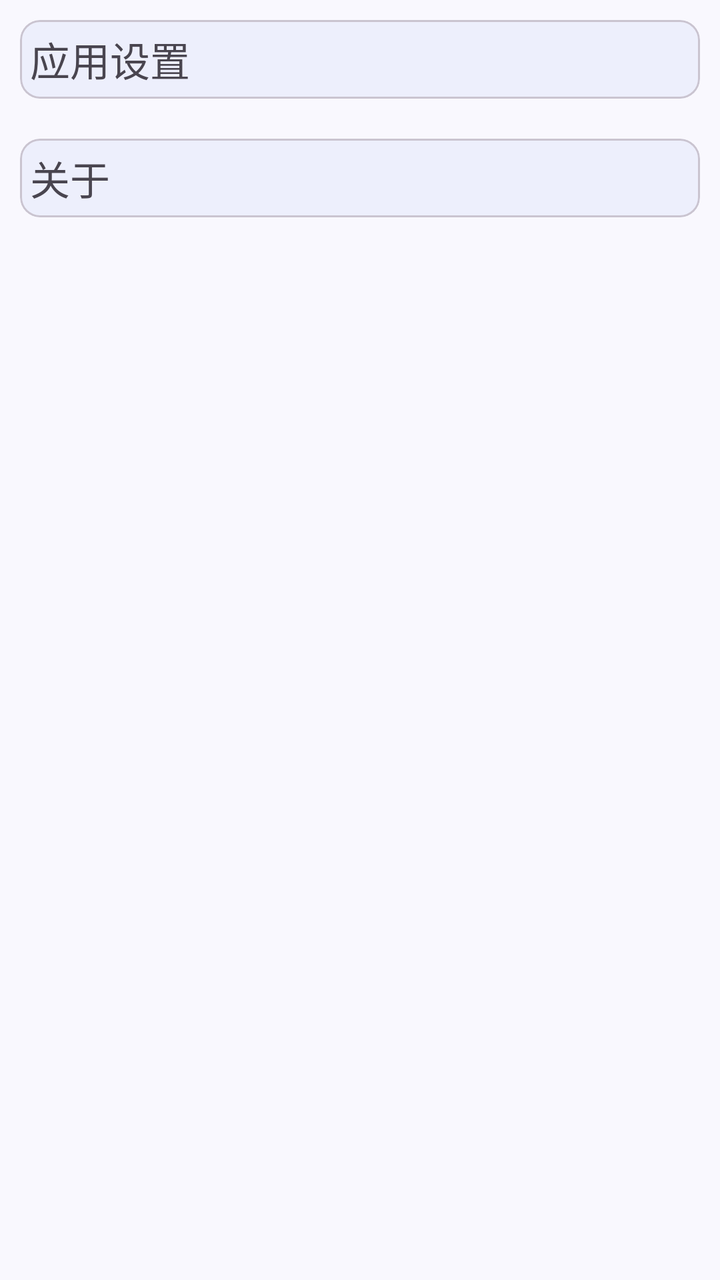
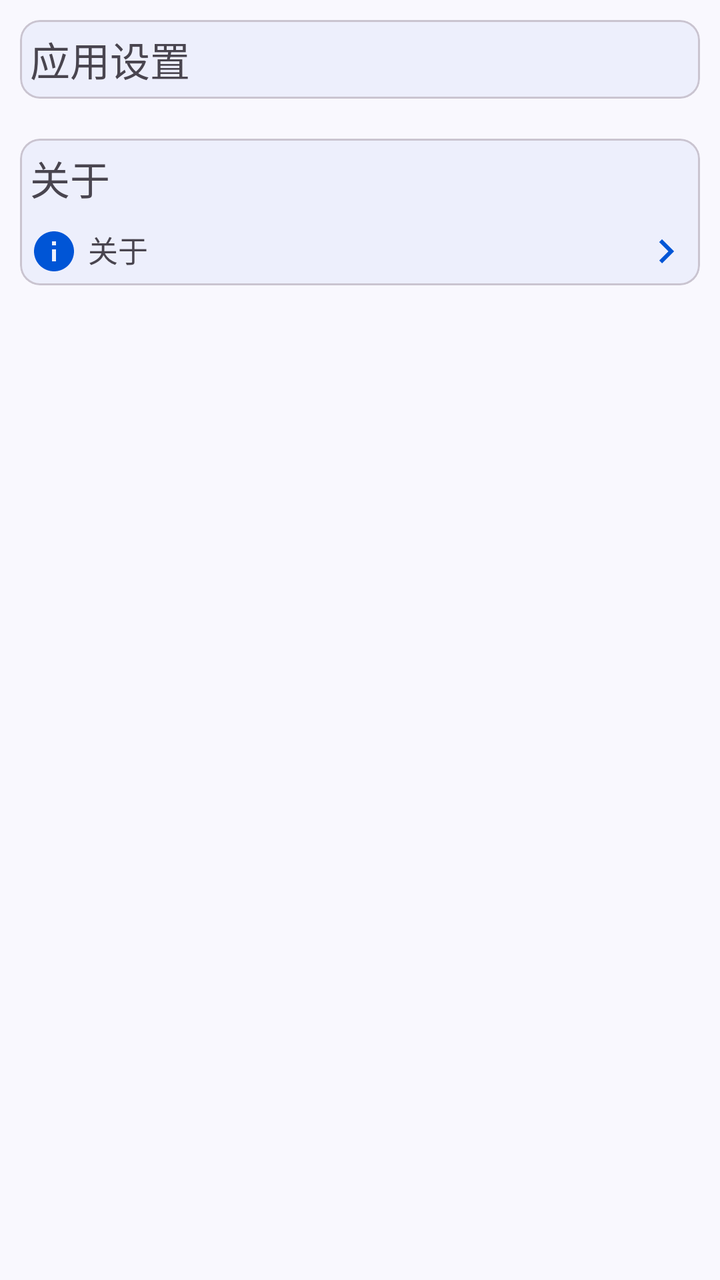

Screens rendered from an Android XML layout before and after an edit, with the pre-edit source and the edit as a unified diff.
<!-- AndroidManifest.xml: application theme Theme.ProjectManager -->
<!-- res/layout/fragment_setting.xml -->
<?xml version="1.0" encoding="utf-8"?>
<LinearLayout xmlns:android="http://schemas.android.com/apk/res/android"
    xmlns:app="http://schemas.android.com/apk/res-auto"
    xmlns:tools="http://schemas.android.com/tools"
    android:id="@+id/mine_fragment"
    style="@style/PageStyle"
    android:layout_width="match_parent"
    android:layout_height="match_parent"
    android:orientation="vertical"
    tools:context=".ui.setting.SettingFragment">

    <com.google.android.material.card.MaterialCardView
        style="@style/SettingCardStyle"
        android:layout_width="match_parent"
        android:layout_height="wrap_content">

        <LinearLayout
            android:layout_width="match_parent"
            android:layout_height="match_parent"
            android:orientation="vertical">

            <com.google.android.material.textview.MaterialTextView
                style="@style/LabelTextViewStyle"
                android:layout_width="wrap_content"
                android:layout_height="wrap_content"
                android:text="应用设置" />

            

        </LinearLayout>
    </com.google.android.material.card.MaterialCardView>

    <com.google.android.material.card.MaterialCardView
        style="@style/SettingCardStyle"
        android:layout_width="match_parent"
        android:layout_height="wrap_content">

        <LinearLayout
            android:layout_width="match_parent"
            android:layout_height="match_parent"
            android:orientation="vertical">

            <com.google.android.material.textview.MaterialTextView
                style="@style/LabelTextViewStyle"
                android:layout_width="wrap_content"
                android:layout_height="wrap_content"
                android:text="关于" />

            

        </LinearLayout>
    </com.google.android.material.card.MaterialCardView>
</LinearLayout>
<!-- resources referenced by this layout -->
<resources>
  <style name="LabelTextViewStyle">
          <item name="android:layout_margin">5dp</item>
          <item name="android:textSize">20sp</item>
      </style>
  <style name="PageStyle">
          <item name="android:background">@color/page_background</item>
      </style>
  <style name="SettingCardStyle">
          <item name="cardBackgroundColor">@color/card_background</item>
          <item name="cardCornerRadius">10dp</item>
          <item name="android:layout_margin">10dp</item>
      </style>
  <style name="Theme.ProjectManager" parent="Theme.Material3.DayNight.NoActionBar">
          
          <item name="colorPrimary">@color/purple_500</item>
          <item name="colorPrimaryVariant">@color/purple_700</item>
          <item name="colorOnPrimary">@color/white</item>
          
          <item name="colorSecondary">@color/teal_200</item>
          <item name="colorSecondaryVariant">@color/teal_700</item>
          <item name="colorOnSecondary">@color/black</item>
          
          <item name="android:statusBarColor">?attr/colorPrimaryVariant</item>
          
          <item name="toolbarStyle">@style/ToolBarStyle</item>
          <item name="drawableTint">@color/theme_blue</item>
      </style>
  <color name="page_background">#f9f8fe</color>
  <color name="card_background">#edeffc</color>
  <color name="purple_500">#FF6200EE</color>
  <color name="purple_700">#FF3700B3</color>
  <color name="white">#FFFFFFFF</color>
  <color name="teal_200">#FF03DAC5</color>
  <color name="teal_700">#FF018786</color>
  <color name="black">#FF000000</color>
  <style name="ToolBarStyle">
          <item name="android:background">@color/toolbar_background</item>
          <item name="contentInsetStart">10dp</item>
          <item name="titleTextAppearance">@style/TitleStyle</item>
      </style>
  <color name="theme_blue">#0055d6</color>
  <color name="toolbar_background">#ebedfa</color>
  <style name="TitleStyle">
          <item name="android:textSize">23sp</item>
          <item name="android:textColor">@color/black</item>
      </style>
</resources>

<!-- the commit's change to res/layout/fragment_setting.xml (unified diff, before → after) -->
@@ -47,7 +47,13 @@
                 android:text="关于" />
 
             
-
+            <TextView
+                android:id="@+id/setting_about"
+                style="@style/SubSettingCardStyle"
+                android:layout_width="match_parent"
+                android:layout_height="wrap_content"
+                android:drawableLeft="@drawable/baseline_info_24"
+                android:text="关于" />
         </LinearLayout>
     </com.google.android.material.card.MaterialCardView>
 </LinearLayout>
<!-- resource entries referenced after the edit -->
@@ -1,5 +1,11 @@
 <!-- resources referenced by this layout -->
 <resources>
+  <!-- drawable baseline_info_24 (drawable) -->
+  <vector xmlns:android="http://schemas.android.com/apk/res/android" android:height="24dp" android:tint="#000000" android:viewportHeight="24" android:viewportWidth="24" android:width="24dp">
+        
+      <path android:fillColor="@android:color/white" android:pathData="M12,2C6.48,2 2,6.48 2,12s4.48,10 10,10 10,-4.48 10,-10S17.52,2 12,2zM13,17h-2v-6h2v6zM13,9h-2L11,7h2v2z"/>
+      
+  </vector>
   <style name="LabelTextViewStyle">
           <item name="android:layout_margin">5dp</item>
           <item name="android:textSize">20sp</item>
@@ -11,6 +17,12 @@
           <item name="cardBackgroundColor">@color/card_background</item>
           <item name="cardCornerRadius">10dp</item>
           <item name="android:layout_margin">10dp</item>
+      </style>
+  <style name="SubSettingCardStyle">
+          <item name="android:drawableRight">@drawable/baseline_keyboard_arrow_right_24</item>
+          <item name="android:drawablePadding">5dp</item>
+          <item name="android:textSize">15sp</item>
+          <item name="android:layout_margin">5dp</item>
       </style>
   <style name="Theme.ProjectManager" parent="Theme.Material3.DayNight.NoActionBar">
           
@@ -29,6 +41,12 @@
       </style>
   <color name="page_background">#f9f8fe</color>
   <color name="card_background">#edeffc</color>
+  <!-- drawable baseline_keyboard_arrow_right_24 (drawable) -->
+  <vector xmlns:android="http://schemas.android.com/apk/res/android" android:autoMirrored="true" android:height="24dp" android:tint="#000000" android:viewportHeight="24" android:viewportWidth="24" android:width="24dp">
+        
+      <path android:fillColor="@android:color/white" android:pathData="M8.59,16.59L13.17,12 8.59,7.41 10,6l6,6 -6,6 -1.41,-1.41z"/>
+      
+  </vector>
   <color name="purple_500">#FF6200EE</color>
   <color name="purple_700">#FF3700B3</color>
   <color name="white">#FFFFFFFF</color>
